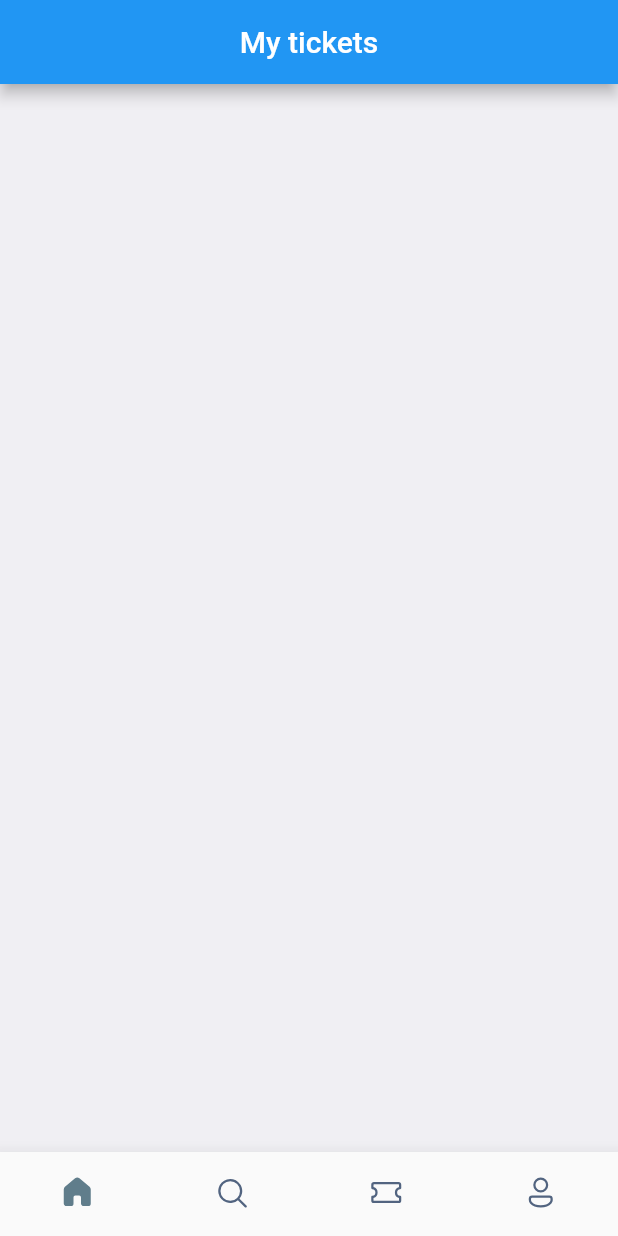
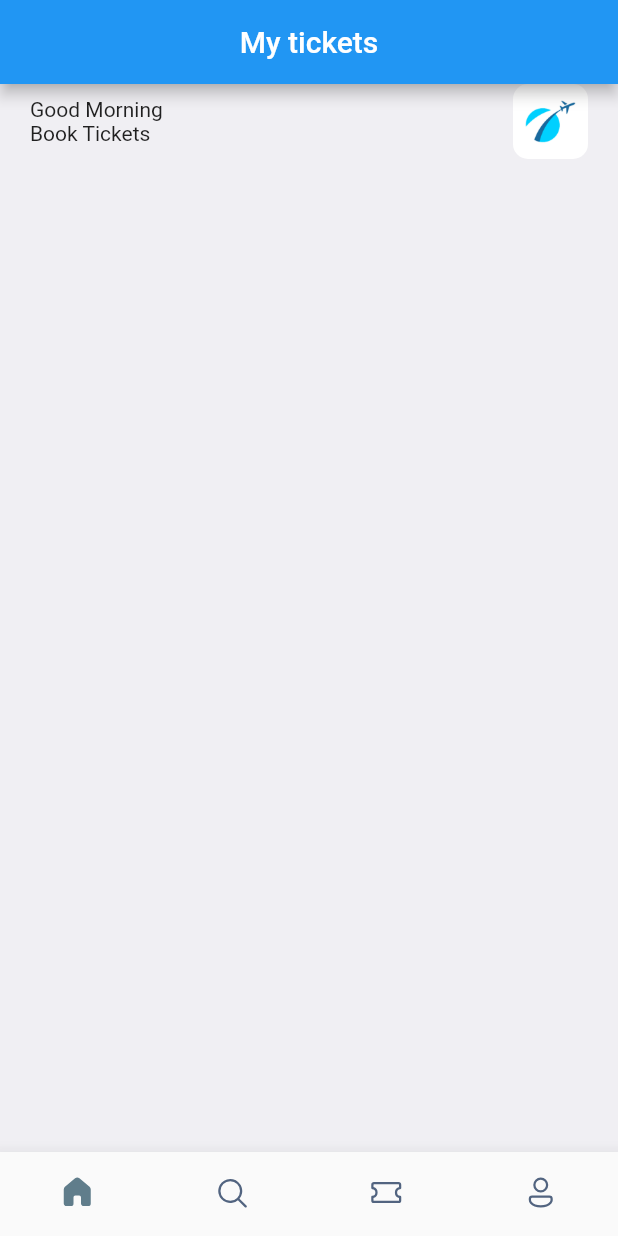
Before and after one commit to un4ckn0wl3z/tickets_flutter, a Flutter app: the screen it shows after launch, on a phone screen of 412 x 824 dp. Run offline on Flutter 3.47's test engine with Material 2 defaults, Android fonts, the phone set to English and light mode, and no system bars; our stand-ins replace fluentui_icons.

```diff
--- a/lib/screen/home_screen.dart
+++ b/lib/screen/home_screen.dart
@@ -8,11 +8,44 @@ class HomeScreen extends StatelessWidget {
 
   @override
   Widget build(BuildContext context) {
-    return const Scaffold(
-      backgroundColor: Color(0xDDeeedf2),
-      body: null,
+    return  Scaffold(
+      backgroundColor: const Color(0xDDeeedf2),
+      body: ListView(
+        children: [
+          Container(
+            padding: const EdgeInsets.symmetric(horizontal: 20),
+            child: Column(
+              children: [
+                Row(
+                  mainAxisAlignment: MainAxisAlignment.spaceBetween,
+                  children: [
+                    Column(
+                      crossAxisAlignment: CrossAxisAlignment.start,
+                      children: const [
+                         Text('Good Morning'),
+                         Text('Book Tickets'),
+                      ],
+                    ),
+                    Container(
+                      height: 50,
+                      width: 50,
+                      decoration: BoxDecoration(
+                        borderRadius: BorderRadius.circular(10),
+                        image: const DecorationImage(
+                          fit: BoxFit.cover,
+                          image: AssetImage(
+                            'assets/images/img_1.png'
+                          )
+                        )
+                      ),
+                    )
+                  ],
+                )
+              ],
+            ),
+          )
+        ],
+      ),
     );
   }
 }
-
-// https://youtu.be/71AsYo2q_0Y?t=3168
--- a/pubspec.yaml
+++ b/pubspec.yaml
@@ -59,9 +59,8 @@ flutter:
   uses-material-design: true
 
   # To add assets to your application, add an assets section, like this:
-  # assets:
-  #   - images/a_dot_burr.jpeg
-  #   - images/a_dot_ham.jpeg
+  assets:
+    - assets/images/
 
   # An image asset can refer to one or more resolution-specific "variants", see
   # https://flutter.dev/assets-and-images/#resolution-aware
```
Also changed, not shown: assets/images/img.png (added), assets/images/img_1.png (added), assets/images/one.png (added), assets/images/sit.jpg (added), assets/images/three.png (added), assets/images/two.png (added), assets/images/visa.png (added).
